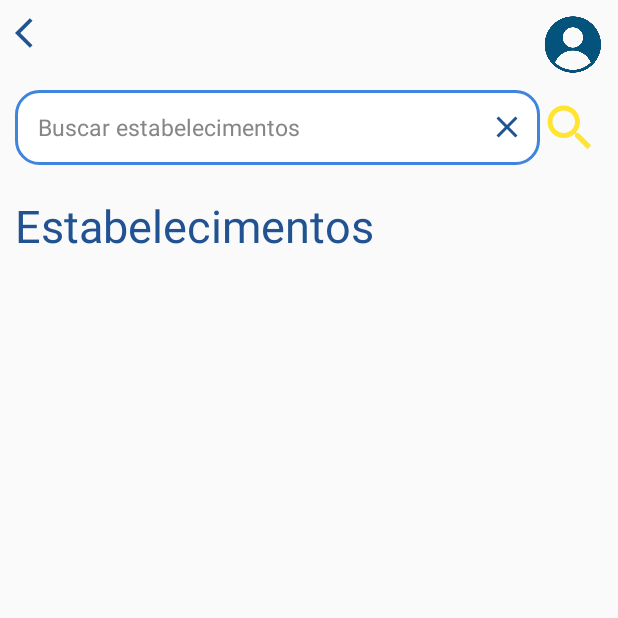
After one commit to IProjetoIntegradorIV/ProjetoIntegradorIV, an Android app: the EstablishmentActivity screen opened directly, with no data from a screen before it, on a phone screen of 412 x 824 dp, the top half of it. The commit adds this screen. Run offline under Robolectric (Android 15) with nearby library versions, the phone set to English and light mode, and no system bars; network calls fail; 1 statement that could not run was skipped.

Commit message:
Tela de estabelecimentos

```diff
--- a/app/build.gradle.kts
+++ b/app/build.gradle.kts
@@ -1,6 +1,7 @@
 plugins {
     alias(libs.plugins.android.application)
     alias(libs.plugins.jetbrains.kotlin.android)
+    id("kotlin-kapt")
 }
 
 android {
@@ -61,4 +62,6 @@ dependencies {
     androidTestImplementation(libs.androidx.espresso.core)
     implementation(libs.retrofit)
     implementation(libs.gsonConverter)
+    implementation(libs.glide)
+    kapt(libs.glide.compiler)
 }
--- a/app/src/main/AndroidManifest.xml
+++ b/app/src/main/AndroidManifest.xml
@@ -18,8 +18,12 @@
         android:networkSecurityConfig="@xml/network_security_config"
         tools:targetApi="31">
         <activity
-            android:name=".PerfilActivity"
+            android:name=".ProfileActivity"
             android:exported="false" />
+        <activity
+            android:name=".EstablishmentActivity"
+            android:exported="false" />
+
         <activity
             android:name=".CreateAccountActivity"
             android:exported="false" />
--- /dev/null
+++ b/app/src/main/java/br/edu/puccampinas/campusconnect/EstablishmentActivity.kt
@@ -0,0 +1,64 @@
+package br.edu.puccampinas.campusconnect
+
+import android.content.Intent
+import android.os.Bundle
+import android.widget.Toast
+import androidx.appcompat.app.AppCompatActivity
+import androidx.recyclerview.widget.LinearLayoutManager
+import androidx.recyclerview.widget.RecyclerView
+import br.edu.puccampinas.campusconnect.data.network.RetrofitInstance
+import br.edu.puccampinas.campusconnect.databinding.ActivityEstablishmentBinding
+import kotlinx.coroutines.CoroutineScope
+import kotlinx.coroutines.Dispatchers
+import kotlinx.coroutines.launch
+import kotlinx.coroutines.withContext
+
+private lateinit var binding: ActivityEstablishmentBinding
+private lateinit var establishmentAdapter: EstablishmentAdapter
+private lateinit var recyclerView: RecyclerView
+
+class EstablishmentActivity : AppCompatActivity() {
+    override fun onCreate(savedInstanceState: Bundle?) {
+        super.onCreate(savedInstanceState)
+        binding = ActivityEstablishmentBinding.inflate(layoutInflater)
+        setContentView(binding.root)
+
+        recyclerView = binding.recyclerView
+        recyclerView.layoutManager = LinearLayoutManager(this)
+
+        fetchEstablishments()
+
+        binding.comeBack.setOnClickListener {
+            comeBack()
+        }
+
+        binding.profile.setOnClickListener {
+            profile()
+        }
+    }
+
+    private fun fetchEstablishments() {
+        CoroutineScope(Dispatchers.IO).launch {
+            val response = RetrofitInstance.api.getEstablishments()
+            withContext(Dispatchers.Main) {
+                if (response.isSuccessful && response.body() != null) {
+                    val establishments = response.body()!!
+                    establishmentAdapter = EstablishmentAdapter(establishments)
+                    recyclerView.adapter = establishmentAdapter
+                } else {
+                    Toast.makeText(this@EstablishmentActivity, "Failed to load establishments", Toast.LENGTH_SHORT).show()
+                }
+            }
+        }
+    }
+
+    private fun comeBack(){
+        val intent = Intent(this, LoginActivity::class.java)
+        startActivity(intent)
+    }
+
+    private fun profile(){
+        val intent = Intent(this, ProfileActivity::class.java)
+        startActivity(intent)
+    }
+}
--- a/app/src/main/java/br/edu/puccampinas/campusconnect/LoginActivity.kt
+++ b/app/src/main/java/br/edu/puccampinas/campusconnect/LoginActivity.kt
@@ -84,7 +84,7 @@ class LoginActivity : AppCompatActivity() {
     }
 
     private fun navigateMainScreen(){
-        val intent = Intent(this, Inicio::class.java)
+        val intent = Intent(this, EstablishmentActivity::class.java)
         startActivity(intent)
     }
 
--- a/app/src/main/java/br/edu/puccampinas/campusconnect/data/model/ResponseMessage.kt
+++ b/app/src/main/java/br/edu/puccampinas/campusconnect/data/model/ResponseMessage.kt
@@ -1,3 +1,3 @@
 package br.edu.puccampinas.campusconnect.data.model
 
-class ResponseMessage(var message: String)
+data class ResponseMessage(var message: String)
--- a/app/src/main/java/br/edu/puccampinas/campusconnect/data/network/ApiService.kt
+++ b/app/src/main/java/br/edu/puccampinas/campusconnect/data/network/ApiService.kt
@@ -1,12 +1,15 @@
 package br.edu.puccampinas.campusconnect.data.network
 
+import br.edu.puccampinas.campusconnect.data.model.Establishment
 import br.edu.puccampinas.campusconnect.data.model.LoginGoogleRequest
 import br.edu.puccampinas.campusconnect.data.model.LoginRequest
 import br.edu.puccampinas.campusconnect.data.model.LoginResponse
 import br.edu.puccampinas.campusconnect.data.model.ResponseMessage
 import br.edu.puccampinas.campusconnect.data.model.User
 import retrofit2.Call
+import retrofit2.Response
 import retrofit2.http.Body
+import retrofit2.http.GET
 import retrofit2.http.Headers
 import retrofit2.http.POST
 
@@ -22,4 +25,8 @@ interface ApiService {
     @POST("api/users")
     @Headers("Accept: application/json")
     fun createUser(@Body user: User): Call<ResponseMessage>
+
+    @GET("api/users/establishments")
+    suspend fun getEstablishments(): Response<List<Establishment>>
+
 }
--- a/app/src/main/java/br/edu/puccampinas/campusconnect/data/network/RetrofitInstance.kt
+++ b/app/src/main/java/br/edu/puccampinas/campusconnect/data/network/RetrofitInstance.kt
@@ -5,7 +5,7 @@ import retrofit2.Retrofit
 import retrofit2.converter.gson.GsonConverterFactory
 
 object RetrofitInstance {
-    private const val BASE_URL = "http://10.0.2.2:8080"
+    private const val BASE_URL = "http://192.168.1.101:8080"
 
     private val client = OkHttpClient.Builder()
         .cache(null)
--- /dev/null
+++ b/app/src/main/res/drawable/baseline_close_24.xml
@@ -0,0 +1,5 @@
+<vector xmlns:android="http://schemas.android.com/apk/res/android" android:height="24dp" android:tint="#000000" android:viewportHeight="24" android:viewportWidth="24" android:width="24dp">
+
+    <path android:fillColor="@android:color/white" android:pathData="M19,6.41L17.59,5 12,10.59 6.41,5 5,6.41 10.59,12 5,17.59 6.41,19 12,13.41 17.59,19 19,17.59 13.41,12z"/>
+
+</vector>
--- /dev/null
+++ b/app/src/main/res/drawable/baseline_search_24.xml
@@ -0,0 +1,5 @@
+<vector xmlns:android="http://schemas.android.com/apk/res/android" android:height="24dp" android:tint="#FFE432" android:viewportHeight="24" android:viewportWidth="24" android:width="24dp">
+
+    <path android:fillColor="@android:color/white" android:pathData="M15.5,14h-0.79l-0.28,-0.27C15.41,12.59 16,11.11 16,9.5 16,5.91 13.09,3 9.5,3S3,5.91 3,9.5 5.91,16 9.5,16c1.61,0 3.09,-0.59 4.23,-1.57l0.27,0.28v0.79l5,4.99L20.49,19l-4.99,-5zM9.5,14C7.01,14 5,11.99 5,9.5S7.01,5 9.5,5 14,7.01 14,9.5 11.99,14 9.5,14z"/>
+
+</vector>
--- /dev/null
+++ b/app/src/main/res/layout/activity_establishment.xml
@@ -0,0 +1,83 @@
+<LinearLayout xmlns:android="http://schemas.android.com/apk/res/android"
+    android:layout_width="match_parent"
+    android:layout_height="match_parent"
+    android:orientation="vertical">
+
+    <LinearLayout
+        android:layout_width="match_parent"
+        android:layout_height="wrap_content"
+        android:orientation="horizontal">
+
+        <TextView
+            android:id="@+id/come_back"
+            android:layout_width="wrap_content"
+            android:layout_height="wrap_content"
+            android:layout_marginStart="10dp"
+            android:layout_marginTop="10dp"
+            android:drawableStart="@drawable/ic_voltar"
+            android:drawableTint="@color/blue" />
+
+        <View
+            android:layout_width="0dp"
+            android:layout_height="match_parent"
+            android:layout_weight="1"/>
+
+        <ImageView
+            android:id="@+id/profile"
+            android:layout_width="40dp"
+            android:layout_height="40dp"
+            android:layout_marginTop="10dp"
+            android:layout_marginEnd="10dp"
+            android:src="@drawable/perfil" />
+
+    </LinearLayout>
+
+    <LinearLayout
+        android:layout_width="match_parent"
+        android:layout_height="wrap_content"
+        android:orientation="horizontal"
+        android:layout_marginTop="10dp">
+
+    <EditText
+        android:id="@+id/etName"
+        android:layout_width="350dp"
+        android:layout_height="50dp"
+        android:hint="@string/buscar_estabelecimentos"
+        android:background="@drawable/borda"
+        android:textSize="15sp"
+        android:drawableEnd="@drawable/baseline_close_24"
+        android:layout_gravity="start"
+        android:layout_marginStart="10dp"
+        android:textColorHint="@color/gray"
+        android:textColor="@color/black"
+        android:paddingStart="15dp"
+        android:paddingEnd="10dp"
+        android:drawablePadding="10dp"
+        android:drawableTint="@color/blue"
+        />
+
+        <ImageView
+            android:id="@+id/search"
+            android:layout_width="40dp"
+            android:layout_height="40dp"
+            android:layout_marginTop="5dp"
+            android:src="@drawable/baseline_search_24" />
+
+    </LinearLayout>
+
+    <TextView
+        android:layout_width="wrap_content"
+        android:layout_height="wrap_content"
+        android:layout_marginStart="10dp"
+        android:layout_marginTop="20dp"
+        android:text="@string/estabelecimentos"
+        android:textColor="@color/blue"
+        android:textSize="30dp"/>
+
+
+    <androidx.recyclerview.widget.RecyclerView
+        android:id="@+id/recyclerView"
+        android:layout_width="match_parent"
+        android:layout_height="match_parent"
+        android:layout_marginTop="10dp"/>
+</LinearLayout>
--- a/app/src/main/res/layout/activity_perfil.xml
+++ b/app/src/main/res/layout/activity_profile.xml
@@ -25,6 +25,7 @@
             android:layout_weight="1"/>
 
         <ImageView
+            android:id="@+id/logout"
             android:layout_width="40dp"
             android:layout_height="40dp"
             android:layout_marginTop="10dp"
--- a/app/src/main/res/values/strings.xml
+++ b/app/src/main/res/values/strings.xml
@@ -72,6 +72,7 @@
     <string name="comentarios5">Comentários</string>
     <string name="adicionar_comentario5">ADICIONAR COMENTÁRIO</string>
     <string name="adicionar_coment5">ADICIONAR COMENTÁRIO</string>
-
+    <string name="buscar_estabelecimentos">Buscar estabelecimentos</string>
+    <string name="estabelecimentos">Estabelecimentos</string>
 
 </resources>
--- a/app/src/main/res/xml/network_security_config.xml
+++ b/app/src/main/res/xml/network_security_config.xml
@@ -2,6 +2,7 @@
 <network-security-config>
     <domain-config cleartextTrafficPermitted="true">
         <domain includeSubdomains="true">192.168.168.102</domain>
+        <domain includeSubdomains="true">192.168.1.101</domain>
     </domain-config>
     <domain-config cleartextTrafficPermitted="true">
         <domain includeSubdomains="true">localhost</domain>
--- a/gradle/libs.versions.toml
+++ b/gradle/libs.versions.toml
@@ -17,6 +17,7 @@ retrofit = "2.9.0"
 gsonConverter = "2.9.0"
 identityCredential = "20231002"
 runtimeAndroid = "1.7.4"
+glide = "4.15.1"
 
 [libraries]
 androidx-core-ktx = { group = "androidx.core", name = "core-ktx", version.ref = "coreKtx" }
@@ -36,6 +37,8 @@ retrofit = { group = "com.squareup.retrofit2", name = "retrofit", version.ref =
 gsonConverter = { group = "com.squareup.retrofit2", name = "converter-gson", version.ref = "gsonConverter" }
 identity-credential = { group = "com.android.identity", name = "identity-credential", version.ref = "identityCredential" }
 androidx-runtime-android = { group = "androidx.compose.runtime", name = "runtime-android", version.ref = "runtimeAndroid" }
+glide = { group = "com.github.bumptech.glide", name = "glide", version.ref = "glide" }
+glide-compiler = { group = "com.github.bumptech.glide", name = "compiler", version.ref = "glide" }
 
 [plugins]
 android-application = { id = "com.android.application", version.ref = "agp" }
```
Also changed, not shown: app/src/main/java/br/edu/puccampinas/campusconnect/CreateAccountActivity.kt (+12 -4 lines), app/src/main/java/br/edu/puccampinas/campusconnect/EstablishmentAdapter.kt (added, +36 -0 lines), app/src/main/java/br/edu/puccampinas/campusconnect/PerfilActivity.kt (deleted, +0 -20 lines), app/src/main/java/br/edu/puccampinas/campusconnect/ProfileActivity.kt (added, +34 -0 lines), app/src/main/java/br/edu/puccampinas/campusconnect/data/model/Establishment.kt (added, +19 -0 lines), app/src/main/res/layout/item_establishment.xml (added, +58 -0 lines).
